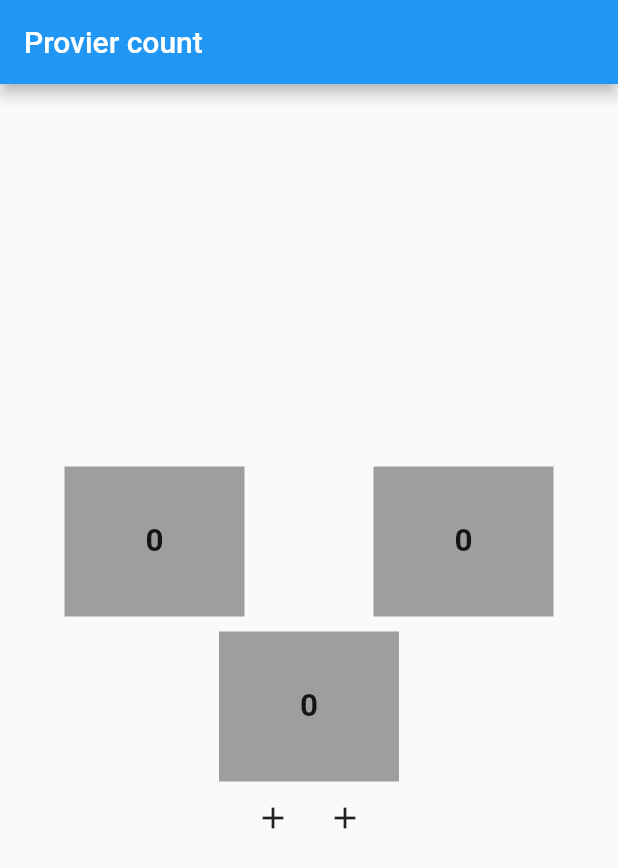
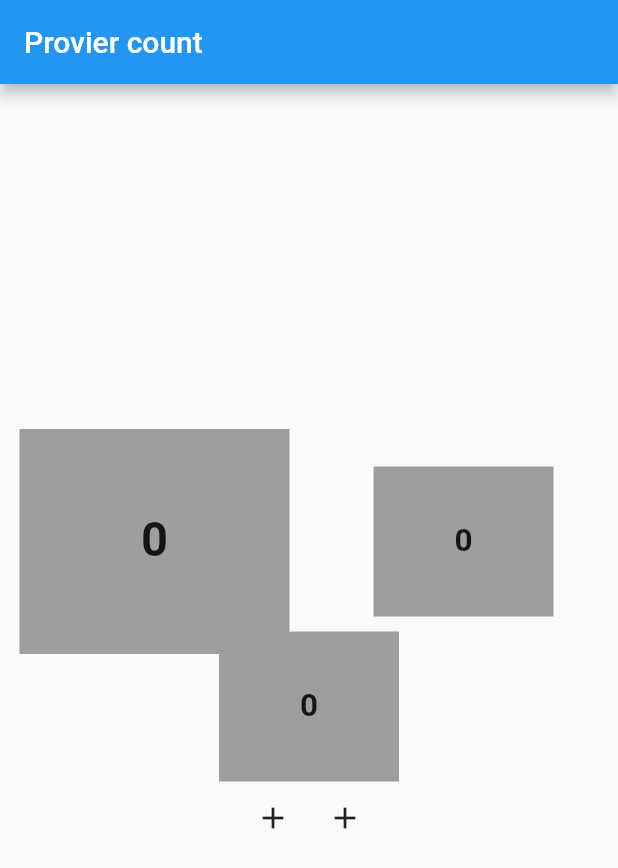
Before and after one commit to AdamMusa/provider, a Flutter app: the screen it shows after launch, on a phone screen of 412 x 824 dp. Shown: the top 868 px of the screen. Run offline on Flutter 3.47's test engine with Material 2 defaults, Android fonts, the light colour scheme and no system bars.

Commit message:
effet de transition

```diff
--- a/provi/lib/main.dart
+++ b/provi/lib/main.dart
@@ -22,7 +22,11 @@ class MyApp extends StatelessWidget {
                 mainAxisAlignment: MainAxisAlignment.spaceAround,
                 mainAxisSize: MainAxisSize.max,
                 children: <Widget>[
-                  Container(
+                 Transform.scale(
+                   scale: 1.5,
+                   alignment: Alignment.center,
+                   transformHitTests: true,
+                   child:  Container(
                       width: 120,
                       height: 100,
                       color: Colors.grey,
@@ -32,6 +36,7 @@ class MyApp extends StatelessWidget {
                         style: TextStyle(fontWeight: FontWeight.bold),
                         textScaleFactor: 1.5,
                       ))),
+                   ),
                   Container(
                       width: 120,
                       height: 100,
```
